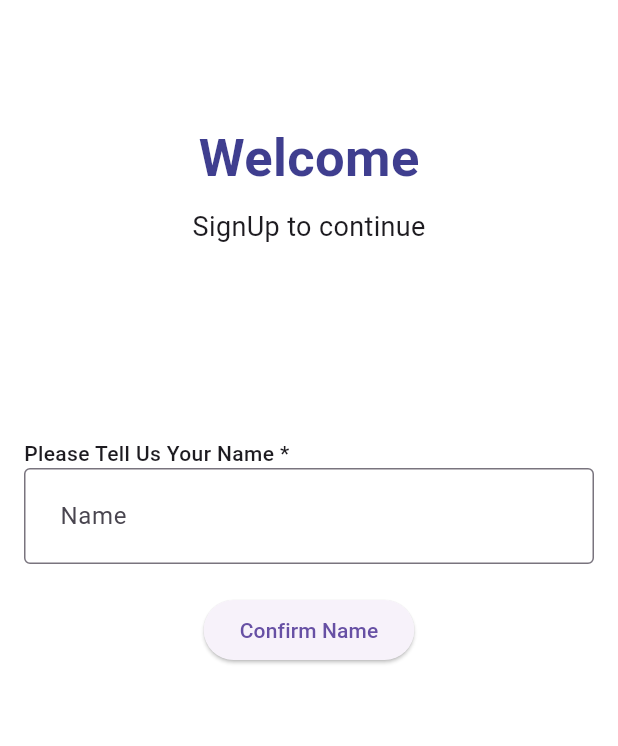
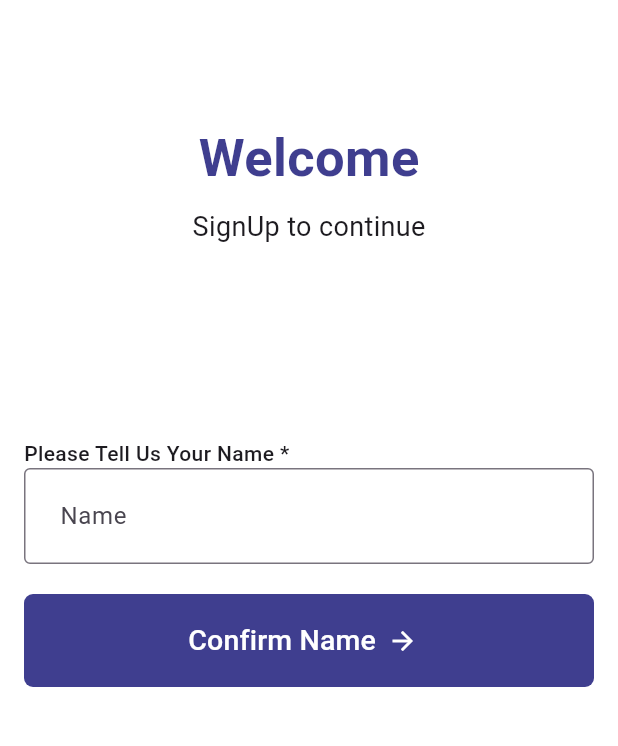
Before and after one commit to SumitSKGhub/ORUPhones_Assignment, a Flutter app: the ConfirmNameView screen opened by its route, on a phone screen of 412 x 824 dp, the part 228-974 px from its top. Run offline on Flutter 3.47's test engine with Material 3 defaults, Android fonts, the phone set to English and light mode, and no system bars; our stand-ins replace cached_network_image, carousel_slider, firebase_core, firebase_messaging, flutter_local_notifications, get_it and 3 more; accounts and stored records are empty.

Commit message:
commit 5
app icon and minor fix

```diff
--- a/lib/main.dart
+++ b/lib/main.dart
@@ -44,6 +44,7 @@ class MyApp extends StatelessWidget {
   @override
   Widget build(BuildContext context) {
     return MaterialApp(
+      debugShowCheckedModeBanner: false,
       title: 'Flutter Demo',
       initialRoute: '/splash',
 
--- a/lib/ui/views/auth/confirm_name_view.dart
+++ b/lib/ui/views/auth/confirm_name_view.dart
@@ -15,36 +15,7 @@ class ConfirmNameView extends StatelessWidget {
             backgroundColor: Colors.white,
           ),
           backgroundColor: Colors.white,
-          body:
-
-              // Padding(
-              //   padding: EdgeInsets.all(36),
-              //   child: Column(
-              //     mainAxisAlignment: MainAxisAlignment.center,
-              //     children: [
-              //       Text("Please Tell Us Your Name"),
-              //       TextField(
-              //         controller: nameController,
-              //         decoration: InputDecoration(
-              //           hintText: "Name",
-              //           hintStyle: TextStyle(color: Colors.grey)
-              //         ),
-              //       ),
-              //       model.isLoading
-              //       ? CircularProgressIndicator()
-              //       :
-              //       ElevatedButton(
-              //           onPressed: () {
-              //             model.updatedUserName = nameController.text;
-              //             model.updateUserName(context);
-              //           },
-              //           child: Text("Confirm Name")),
-              //
-              //     ],
-              //   ),
-              // ),
-
-              Container(
+          body: Container(
             padding: EdgeInsets.all(16.0),
             child: SingleChildScrollView(
               child: Column(
@@ -87,7 +58,7 @@ class ConfirmNameView extends StatelessWidget {
                       Container(
                         child: TextField(
                           controller: nameController,
-                          keyboardType: TextInputType.phone,
+                          keyboardType: TextInputType.name,
                           decoration: InputDecoration(
                             contentPadding: EdgeInsets.all(20),
                             border: OutlineInputBorder(
@@ -103,12 +74,47 @@ class ConfirmNameView extends StatelessWidget {
                   ),
                   model.isLoading
                       ? CircularProgressIndicator()
-                      : ElevatedButton(
-                          onPressed: () {
-                            model.updatedUserName = nameController.text;
-                            model.updateUserName(context);
-                          },
-                          child: Text("Confirm Name")),
+                      : SizedBox(
+                          width: double.infinity,
+                          height: 62,
+                          child: TextButton(
+                            style: TextButton.styleFrom(
+                              // fixedSize:WidgetStateProperty.all<Size?>(Size(500.0, 70.0)),
+                              shape: RoundedRectangleBorder(
+                                  borderRadius: BorderRadius.circular(6)),
+                              backgroundColor: Color(0xFF3F3E8F),
+                            ),
+                            onPressed: () async {
+                              model.updatedUserName = nameController.text;
+                              model.updateUserName(context);
+                            },
+                            child: Row(
+                              mainAxisSize: MainAxisSize.min,
+                              children: [
+                                Text(
+                                  "Confirm Name",
+                                  style: TextStyle(
+                                      color: Colors.white, fontSize: 19),
+                                ),
+                                Padding(
+                                  padding: const EdgeInsets.symmetric(
+                                      horizontal: 8.0),
+                                  child: Icon(
+                                    Icons.arrow_forward,
+                                    color: Colors.white,
+                                    size: 20,
+                                  ),
+                                )
+                              ],
+                            ),
+                          ),
+                        ),
+                  // ElevatedButton(
+                  //         onPressed: () {
+                  //           model.updatedUserName = nameController.text;
+                  //           model.updateUserName(context);
+                  //         },
+                  //         child: Text("Confirm Name")),
                 ],
               ),
             ),
--- a/lib/ui/views/splash/splash_viewmodel.dart
+++ b/lib/ui/views/splash/splash_viewmodel.dart
@@ -17,7 +17,7 @@ class SplashViewModel extends BaseViewModel{
 
   Future<void> handleStartup(BuildContext context) async {
     setBusy(true);
-    // await Future.delayed(Duration(seconds: 3));
+    await Future.delayed(Duration(seconds: 2));
     _permissionService.initNotifications();
     bool isLoggedIn = await _authService.checkAuthStatus();
 
--- a/pubspec.yaml
+++ b/pubspec.yaml
@@ -32,6 +32,7 @@ dev_dependencies:
 
 
   flutter_lints: ^5.0.0
+  flutter_launcher_icons: ^0.14.3
 
 
 flutter:
@@ -143,3 +144,7 @@ flutter:
   #
   # For details regarding fonts from package dependencies,
   # see https://flutter.dev/to/font-from-package
+flutter_launcher_icons:
+  android: "launcher_icon"
+  image_path: "assets/images/app_icons/app_icon.png"
+  min_sdk_android: 21
```
Also changed, not shown: flutter_launcher_icons.yaml (added, +32 -0 lines), lib/ui/views/auth/auth_viewmodel.dart (+38 -11 lines), lib/ui/views/auth/login_view.dart (+5 -4 lines), lib/ui/views/auth/verify_otp_view.dart (+8 -3 lines), lib/ui/views/home/home_viewmodel.dart (+4 -41 lines), assets/images/app_icons/app_icon.png (added), pubspec.lock, 29 other files.
